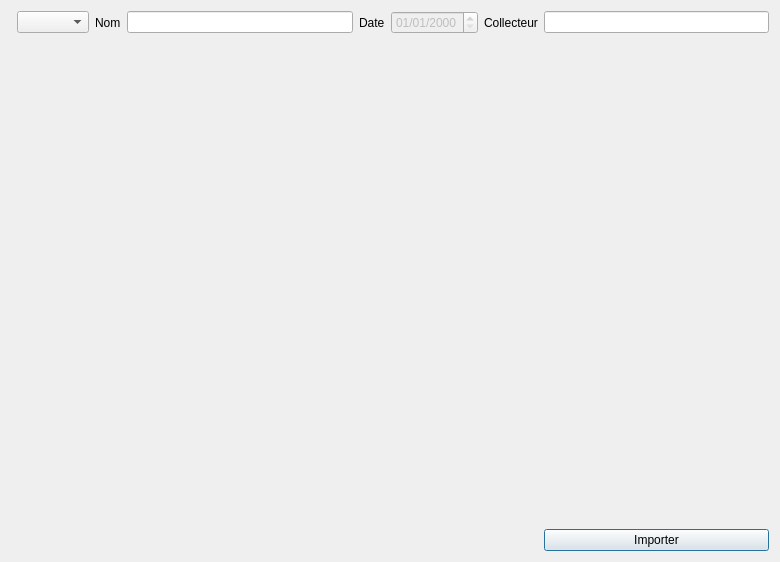
Qt form ui/ui_databrowserdialog.ui (opengisch/QGIS_TEKSI_Wincan_Importer_Plugin) before a commit.
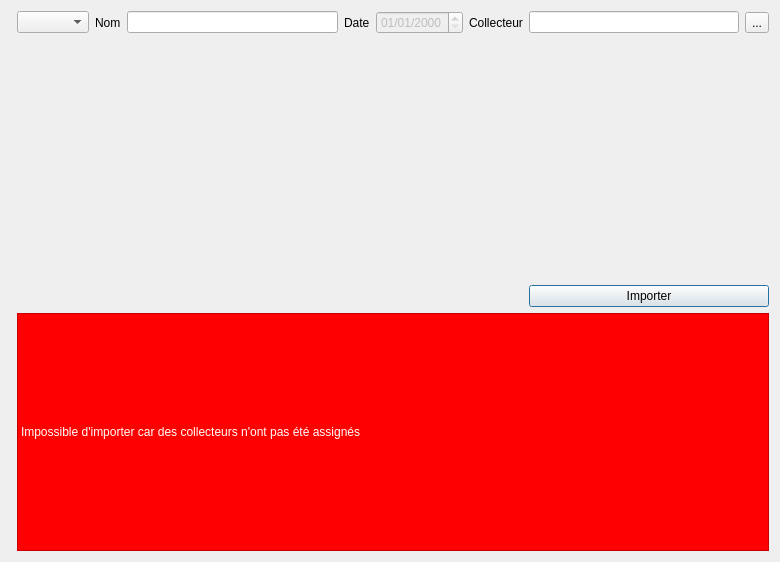
The same form after that commit. Icons and pictures are not drawn. Custom widgets are drawn as their Qt base class.

```diff
--- a/ui/ui_databrowserdialog.ui
+++ b/ui/ui_databrowserdialog.ui
@@ -57,7 +57,18 @@
    <item row="0" column="7">
     <widget class="QLineEdit" name="channelNameEdit"/>
    </item>
-   <item row="1" column="0" colspan="8">
+   <item row="0" column="8">
+    <widget class="QToolButton" name="searchButton">
+     <property name="text">
+      <string>...</string>
+     </property>
+     <property name="icon">
+      <iconset resource="../resources.qrc">
+       <normaloff>:/plugins/wincan2qgep/icons/magnifier13.svg</normaloff>:/plugins/wincan2qgep/icons/magnifier13.svg</iconset>
+     </property>
+    </widget>
+   </item>
+   <item row="1" column="0" colspan="9">
     <widget class="SectionWidget" name="sectionWidget" native="true">
      <layout class="QGridLayout" name="gridLayout_2">
       <property name="leftMargin">
@@ -75,13 +86,41 @@
      </layout>
     </widget>
    </item>
-   <item row="2" column="7">
+   <item row="2" column="7" colspan="2">
     <widget class="QPushButton" name="importButton">
      <property name="text">
       <string>Importer</string>
      </property>
     </widget>
    </item>
+   <item row="3" column="1" colspan="8">
+    <widget class="QLabel" name="cannotImportLabel">
+     <property name="autoFillBackground">
+      <bool>false</bool>
+     </property>
+     <property name="styleSheet">
+      <string notr="true">background-color: red; color:white;</string>
+     </property>
+     <property name="frameShape">
+      <enum>QFrame::StyledPanel</enum>
+     </property>
+     <property name="frameShadow">
+      <enum>QFrame::Sunken</enum>
+     </property>
+     <property name="lineWidth">
+      <number>3</number>
+     </property>
+     <property name="text">
+      <string>Impossible d'importer car des collecteurs n'ont pas été assignés</string>
+     </property>
+     <property name="scaledContents">
+      <bool>false</bool>
+     </property>
+     <property name="margin">
+      <number>5</number>
+     </property>
+    </widget>
+   </item>
   </layout>
  </widget>
  <customwidgets>
```
Left out of the diff: 4 changed lines with no effect on the pictures.
